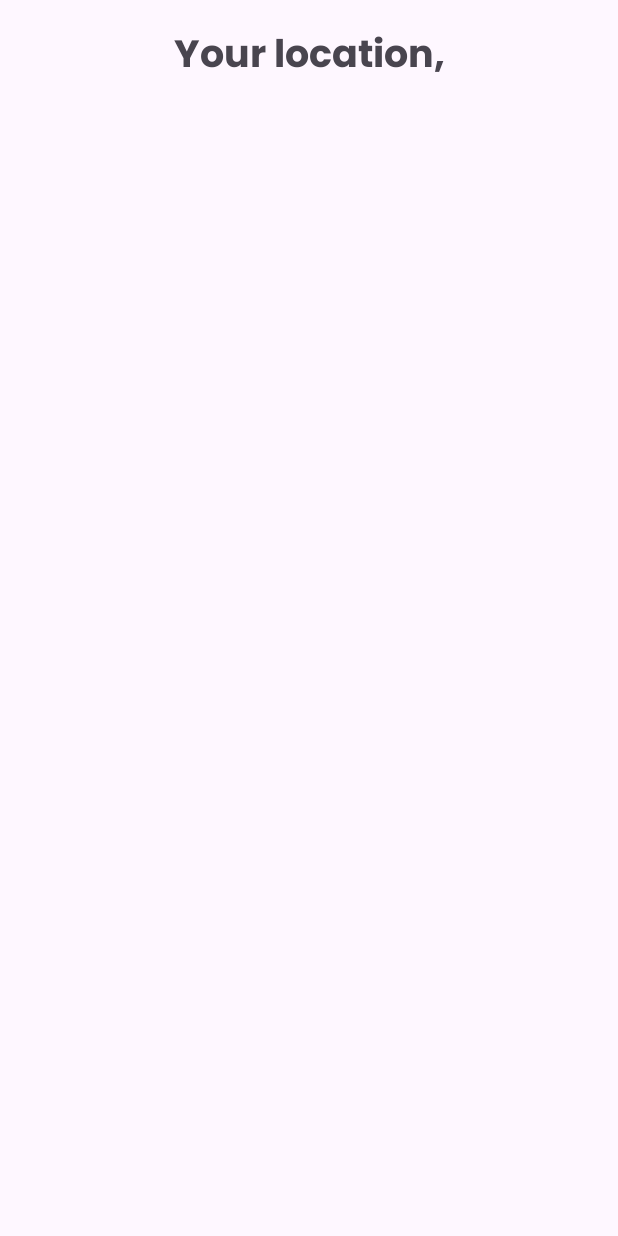
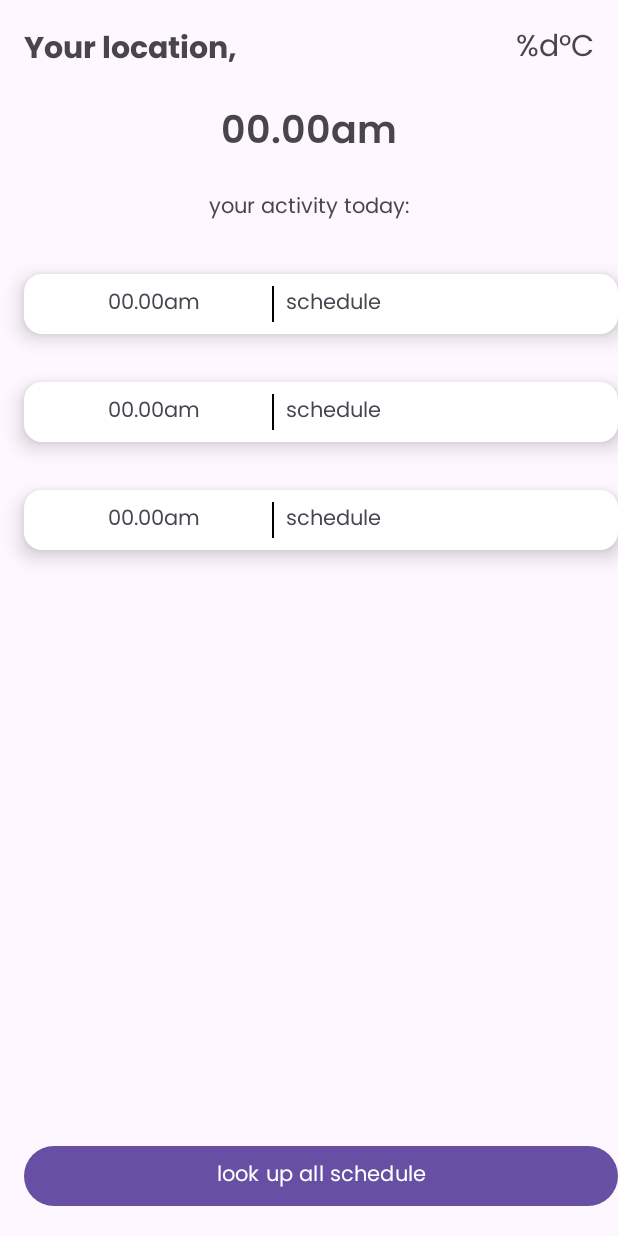
Before and after one commit to rezaagung1101/Schedule-App, an Android app: the layout activity_main.xml on its own in the app's theme, with its tools: preview values and no code run, on a phone screen of 412 x 824 dp. Run offline under Robolectric (Android 15) with nearby library versions, the phone set to English and light mode, and no system bars.

Commit message:
add: card item

```diff
--- a/app/src/main/res/layout/activity_main.xml
+++ b/app/src/main/res/layout/activity_main.xml
@@ -4,18 +4,72 @@
     xmlns:tools="http://schemas.android.com/tools"
     android:layout_width="match_parent"
     android:layout_height="match_parent"
-    tools:context=".MainActivity"
     android:backgroundTint="@color/white"
-    android:layout_margin="16dp">
+    tools:context=".MainActivity">
 
     <TextView
+        android:id="@+id/tv_location"
         android:layout_width="wrap_content"
         android:layout_height="wrap_content"
+        android:layout_marginLeft="16dp"
+        android:layout_marginTop="16dp"
+        android:fontFamily="@font/popping_bold"
         android:text="@string/your_location"
-        android:fontFamily="@font/popping_bold"
+        android:textSize="20sp"
+        app:layout_constraintStart_toStartOf="parent"
+        app:layout_constraintTop_toTopOf="parent" />
+
+
+    <TextView
+        android:layout_marginTop="16dp"
+        android:id="@+id/tv_time"
+        android:layout_width="wrap_content"
+        android:layout_height="wrap_content"
+        android:fontFamily="@font/semi_bold_poppins"
+        android:text="@string/time_default"
         android:textSize="25sp"
         app:layout_constraintEnd_toEndOf="parent"
         app:layout_constraintStart_toStartOf="parent"
+        app:layout_constraintTop_toBottomOf="@+id/tv_location" />
+
+    <TextView
+        android:id="@+id/tv_temperature"
+        android:layout_width="wrap_content"
+        android:layout_height="wrap_content"
+        android:layout_marginTop="16dp"
+        android:layout_marginRight="16dp"
+        android:text="@string/temp_value"
+        android:textSize="20sp"
+        app:layout_constraintEnd_toEndOf="parent"
         app:layout_constraintTop_toTopOf="parent" />
 
+    <com.google.android.material.button.MaterialButton
+        android:id="@+id/materialButton"
+        android:layout_width="match_parent"
+        android:layout_height="wrap_content"
+        android:layout_marginLeft="16dp"
+        android:layout_marginBottom="16dp"
+        android:text="@string/all_schedule"
+        app:layout_constraintBottom_toBottomOf="parent"
+        app:layout_constraintEnd_toEndOf="parent"
+        app:layout_constraintStart_toStartOf="parent" />
+
+    <TextView
+        android:id="@+id/tv_your_activity_today"
+        android:layout_width="wrap_content"
+        android:layout_height="wrap_content"
+        android:layout_marginTop="16dp"
+        android:text="@string/your_activity_today"
+        app:layout_constraintEnd_toEndOf="parent"
+        app:layout_constraintStart_toStartOf="parent"
+        app:layout_constraintTop_toBottomOf="@+id/tv_time" />
+
+    <androidx.recyclerview.widget.RecyclerView
+        android:layout_width="match_parent"
+        android:layout_height="0dp"
+        android:layout_marginTop="16dp"
+        app:layout_constraintBottom_toTopOf="@+id/materialButton"
+        app:layout_constraintTop_toBottomOf="@+id/tv_your_activity_today"
+        tools:listitem="@layout/card_schedule_item" />
+
 </androidx.constraintlayout.widget.ConstraintLayout>
--- /dev/null
+++ b/app/src/main/res/layout/card_day_item.xml
@@ -0,0 +1,19 @@
+<?xml version="1.0" encoding="utf-8"?>
+<com.google.android.material.card.MaterialCardView xmlns:android="http://schemas.android.com/apk/res/android"
+    xmlns:app="http://schemas.android.com/apk/res-auto"
+    android:layout_width="match_parent"
+    android:layout_height="50dp"
+    android:layout_marginBottom="16dp"
+    android:backgroundTint="@color/white"
+    app:cardElevation="8dp"
+    app:strokeColor="@color/white">
+
+    <TextView
+        android:layout_gravity="center"
+        android:id="@+id/tv_day"
+        android:layout_width="wrap_content"
+        android:textSize="20sp"
+        android:layout_height="wrap_content"
+        android:text="@string/day"/>
+
+</com.google.android.material.card.MaterialCardView>
--- /dev/null
+++ b/app/src/main/res/layout/card_schedule_item.xml
@@ -0,0 +1,45 @@
+<?xml version="1.0" encoding="utf-8"?>
+<com.google.android.material.card.MaterialCardView xmlns:android="http://schemas.android.com/apk/res/android"
+    xmlns:app="http://schemas.android.com/apk/res-auto"
+    android:layout_width="match_parent"
+    android:layout_height="40dp"
+    android:layout_marginLeft="16dp"
+    android:layout_marginTop="16dp"
+    android:layout_marginBottom="16dp"
+    android:backgroundTint="@color/white"
+    app:cardElevation="8dp"
+    app:strokeColor="@color/white">
+
+    <androidx.constraintlayout.widget.ConstraintLayout
+        android:layout_width="match_parent"
+        android:layout_height="match_parent"
+        android:layout_margin="8dp">
+
+        <TextView
+            android:id="@+id/tv_day"
+            android:layout_width="wrap_content"
+            android:layout_height="wrap_content"
+            android:text="@string/time_default"
+            app:layout_constraintBottom_toBottomOf="parent"
+            app:layout_constraintEnd_toStartOf="@+id/view"
+            app:layout_constraintStart_toStartOf="parent"
+            app:layout_constraintTop_toTopOf="parent" />
+
+        <View
+            android:id="@+id/view"
+            android:layout_width="1dp"
+            android:layout_height="match_parent"
+            android:layout_marginLeft="-64dp"
+            android:background="@color/black"
+            app:layout_constraintEnd_toEndOf="parent"
+            app:layout_constraintStart_toStartOf="parent" />
+
+        <TextView
+            android:layout_width="wrap_content"
+            android:layout_height="wrap_content"
+            android:layout_marginLeft="8dp"
+            android:text="@string/schedule"
+            app:layout_constraintStart_toEndOf="@+id/view" />
+    </androidx.constraintlayout.widget.ConstraintLayout>
+
+</com.google.android.material.card.MaterialCardView>
--- a/app/src/main/res/values/strings.xml
+++ b/app/src/main/res/values/strings.xml
@@ -19,4 +19,9 @@
     <string name="and_update"><![CDATA[& Update]]></string>
     <string name="back">Back To My City</string>
     <string name="back_to_list">Back To List</string>
+    <string name="all_schedule">look up all schedule</string>
+    <string name="date">0 Januari 2024</string>
+    <string name="day">day</string>
+    <string name="schedule">schedule</string>
+    <string name="your_activity_today">your activity today:</string>
 </resources>
```
